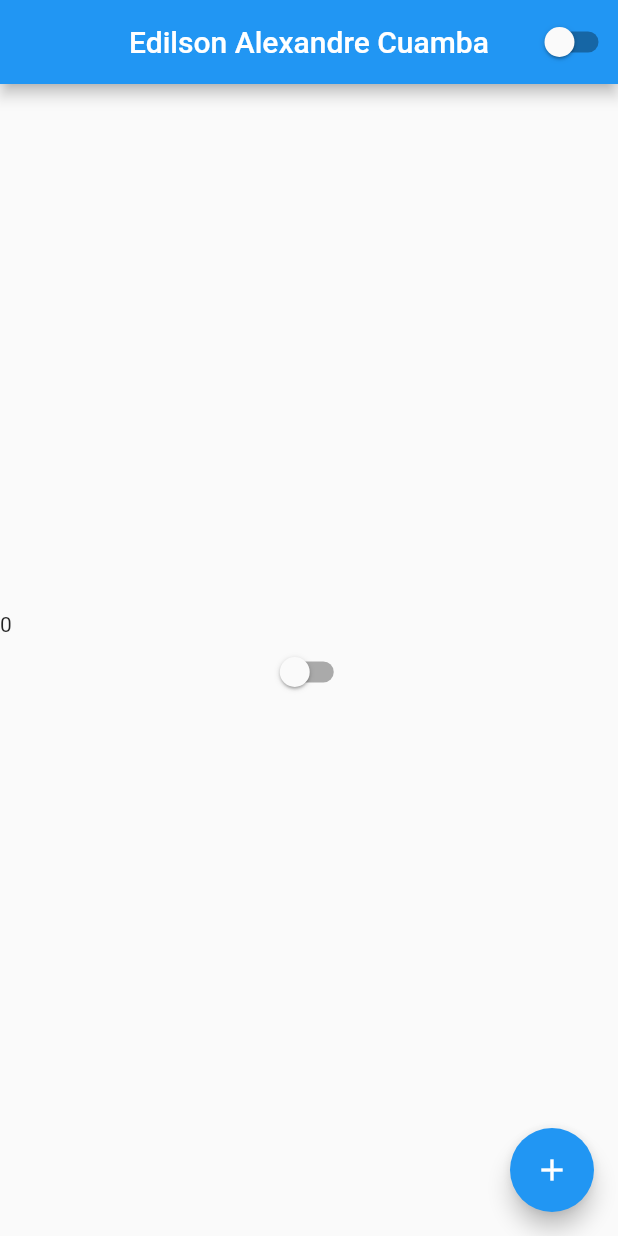
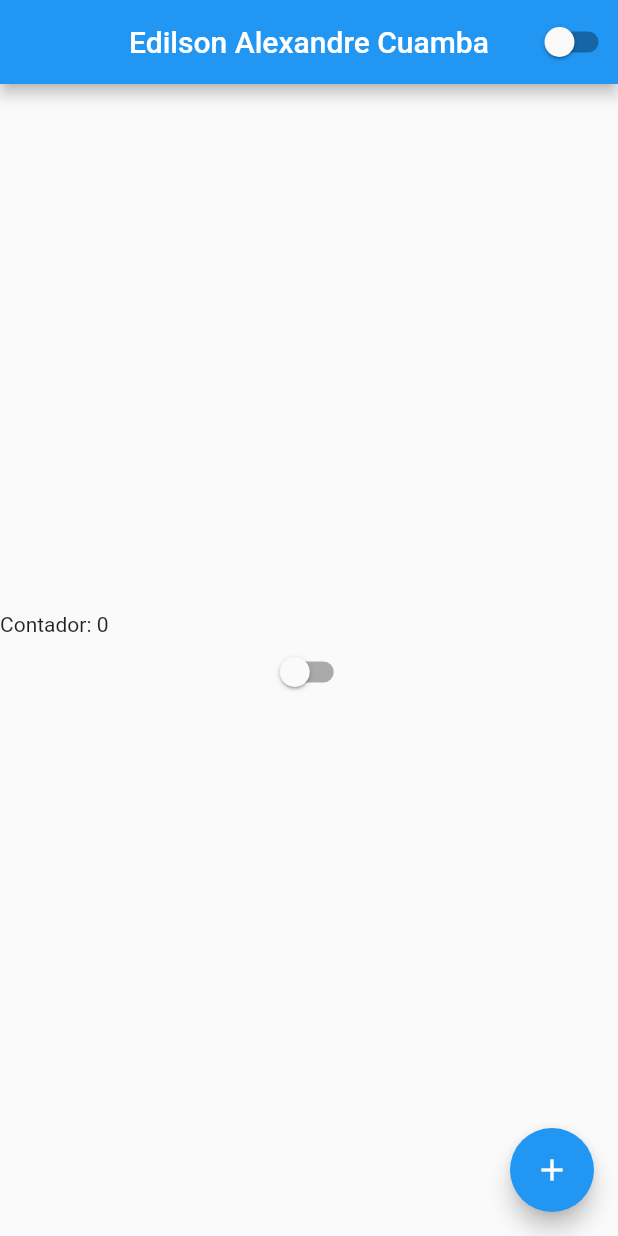
Before and after one commit to EACUAMBA/curso-de-flutter-by-flutterando, a Flutter app: the screen it shows after launch, on a phone screen of 412 x 824 dp. Run offline on Flutter 3.47's test engine with Material 2 defaults, Android fonts, the phone set to English and light mode, and no system bars.

```diff
--- a/lib/home_page.dart
+++ b/lib/home_page.dart
@@ -32,7 +32,7 @@ class HomePageState extends State<HomePage> {
             //Alinhamento vertical
             mainAxisAlignment: MainAxisAlignment.center,
             crossAxisAlignment: CrossAxisAlignment.stretch,
-            children: [Text("$count"), DarkThemeSwitch(),],
+            children: [Text("Contador: $count"), DarkThemeSwitch(),],
           ),
         ),
         floatingActionButton: FloatingActionButton(
```
